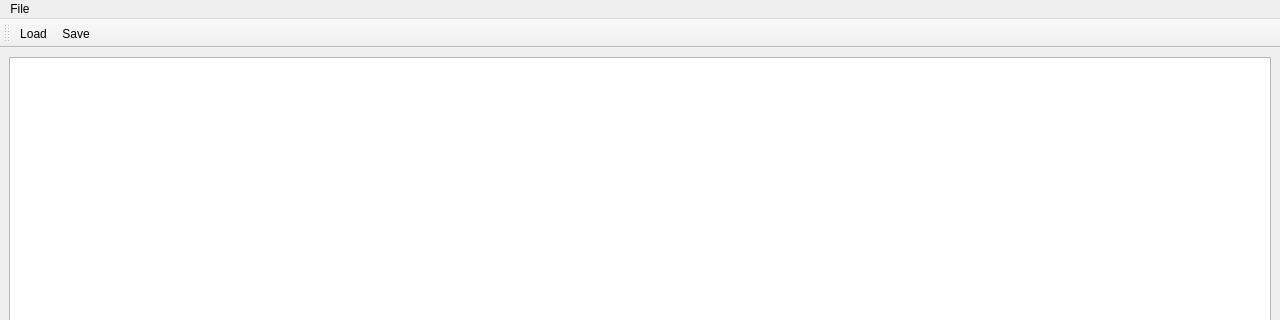
This is apollo/modules/tools/btviz/uis/mainwindow.ui in ColleyLi/BehaviourPlanning as Qt 5 draws it before an edit; both pictures show x 0 to 1280 and y 0 to 320 of the 1280 by 720 pixel window. The edited form follows.
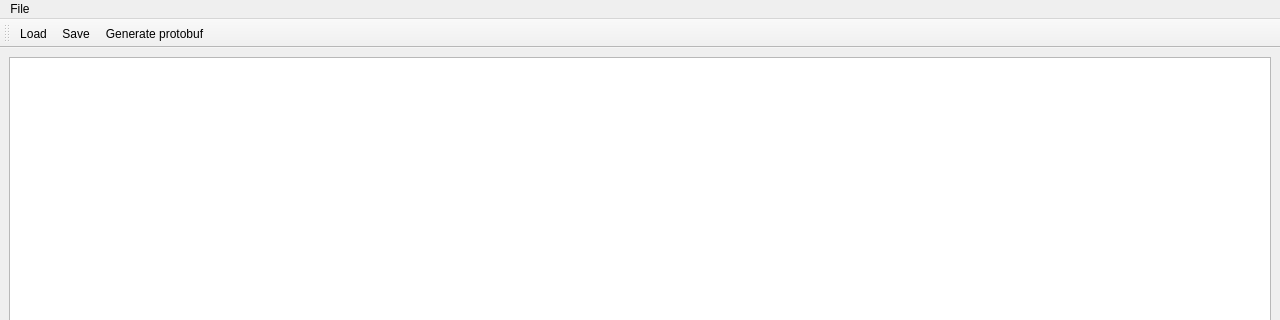
This is the edited form.

```diff
--- a/apollo/modules/tools/btviz/uis/mainwindow.ui
+++ b/apollo/modules/tools/btviz/uis/mainwindow.ui
@@ -60,6 +60,7 @@
    </attribute>
    <addaction name="actionLoad"/>
    <addaction name="actionSave"/>
+   <addaction name="actionGenerateProtobuf"/>
   </widget>
   <action name="actionLoad">
    <property name="text">
@@ -71,6 +72,11 @@
     <string>Save</string>
    </property>
   </action>
+  <action name="actionGenerateProtobuf">
+   <property name="text">
+    <string>Generate protobuf</string>
+   </property>
+  </action>
  </widget>
  <resources/>
  <connections/>
```
